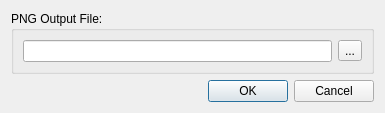
This is src/editor/pngzonesdialog.ui in drazion/pzworlded as Qt 5 draws it before an edit. The edited form follows.
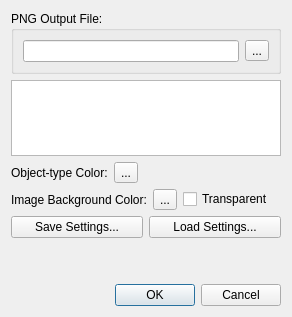
This is the edited form. Custom widgets are drawn as their Qt base class.

Commit message: PNGZonesDialog allows choosing object types and colors.

The edit to the form file:
```diff
--- a/src/editor/pngzonesdialog.ui
+++ b/src/editor/pngzonesdialog.ui
@@ -6,15 +6,28 @@
    <rect>
     <x>0</x>
     <y>0</y>
-    <width>385</width>
-    <height>102</height>
+    <width>292</width>
+    <height>317</height>
    </rect>
   </property>
   <property name="windowTitle">
    <string>Zones To PNG</string>
   </property>
   <layout class="QGridLayout" name="gridLayout">
-   <item row="2" column="0">
+   <item row="5" column="0">
+    <spacer name="verticalSpacer">
+     <property name="orientation">
+      <enum>Qt::Vertical</enum>
+     </property>
+     <property name="sizeHint" stdset="0">
+      <size>
+       <width>20</width>
+       <height>40</height>
+      </size>
+     </property>
+    </spacer>
+   </item>
+   <item row="7" column="0">
     <widget class="QDialogButtonBox" name="buttonBox">
      <property name="orientation">
       <enum>Qt::Horizontal</enum>
@@ -24,6 +37,16 @@
      </property>
     </widget>
    </item>
+   <item row="1" column="0">
+    <widget class="QListWidget" name="listWidget">
+     <property name="sizePolicy">
+      <sizepolicy hsizetype="Expanding" vsizetype="Expanding">
+       <horstretch>0</horstretch>
+       <verstretch>1</verstretch>
+      </sizepolicy>
+     </property>
+    </widget>
+   </item>
    <item row="0" column="0">
     <widget class="QGroupBox" name="groupBox">
      <property name="title">
@@ -47,21 +70,102 @@
      </layout>
     </widget>
    </item>
-   <item row="1" column="0">
-    <spacer name="verticalSpacer">
-     <property name="orientation">
-      <enum>Qt::Vertical</enum>
-     </property>
-     <property name="sizeHint" stdset="0">
-      <size>
-       <width>20</width>
-       <height>40</height>
-      </size>
-     </property>
-    </spacer>
+   <item row="2" column="0">
+    <layout class="QHBoxLayout" name="horizontalLayout_2">
+     <item>
+      <widget class="QLabel" name="colorLabel">
+       <property name="text">
+        <string>Object-type Color:</string>
+       </property>
+      </widget>
+     </item>
+     <item>
+      <widget class="Tiled::Internal::ColorButton" name="colorButton">
+       <property name="text">
+        <string>...</string>
+       </property>
+      </widget>
+     </item>
+     <item>
+      <spacer name="horizontalSpacer">
+       <property name="orientation">
+        <enum>Qt::Horizontal</enum>
+       </property>
+       <property name="sizeHint" stdset="0">
+        <size>
+         <width>40</width>
+         <height>20</height>
+        </size>
+       </property>
+      </spacer>
+     </item>
+    </layout>
+   </item>
+   <item row="4" column="0">
+    <layout class="QHBoxLayout" name="horizontalLayout_3">
+     <item>
+      <widget class="QPushButton" name="saveAsButton">
+       <property name="text">
+        <string>Save Settings...</string>
+       </property>
+      </widget>
+     </item>
+     <item>
+      <widget class="QPushButton" name="loadButton">
+       <property name="text">
+        <string>Load Settings...</string>
+       </property>
+      </widget>
+     </item>
+    </layout>
+   </item>
+   <item row="3" column="0">
+    <layout class="QHBoxLayout" name="horizontalLayout_4">
+     <item>
+      <widget class="QLabel" name="imageBGLabel">
+       <property name="text">
+        <string>Image Background Color:</string>
+       </property>
+      </widget>
+     </item>
+     <item>
+      <widget class="Tiled::Internal::ColorButton" name="imageBGButton">
+       <property name="text">
+        <string>...</string>
+       </property>
+      </widget>
+     </item>
+     <item>
+      <widget class="QCheckBox" name="imageTransparentBG">
+       <property name="text">
+        <string>Transparent</string>
+       </property>
+      </widget>
+     </item>
+     <item>
+      <spacer name="horizontalSpacer_2">
+       <property name="orientation">
+        <enum>Qt::Horizontal</enum>
+       </property>
+       <property name="sizeHint" stdset="0">
+        <size>
+         <width>40</width>
+         <height>20</height>
+        </size>
+       </property>
+      </spacer>
+     </item>
+    </layout>
    </item>
   </layout>
  </widget>
+ <customwidgets>
+  <customwidget>
+   <class>Tiled::Internal::ColorButton</class>
+   <extends>QToolButton</extends>
+   <header location="global">colorbutton.h</header>
+  </customwidget>
+ </customwidgets>
  <resources/>
  <connections>
   <connection>
```
Left out of the diff: 8 changed lines with no effect on the pictures. The commit also changes 4 other files.
